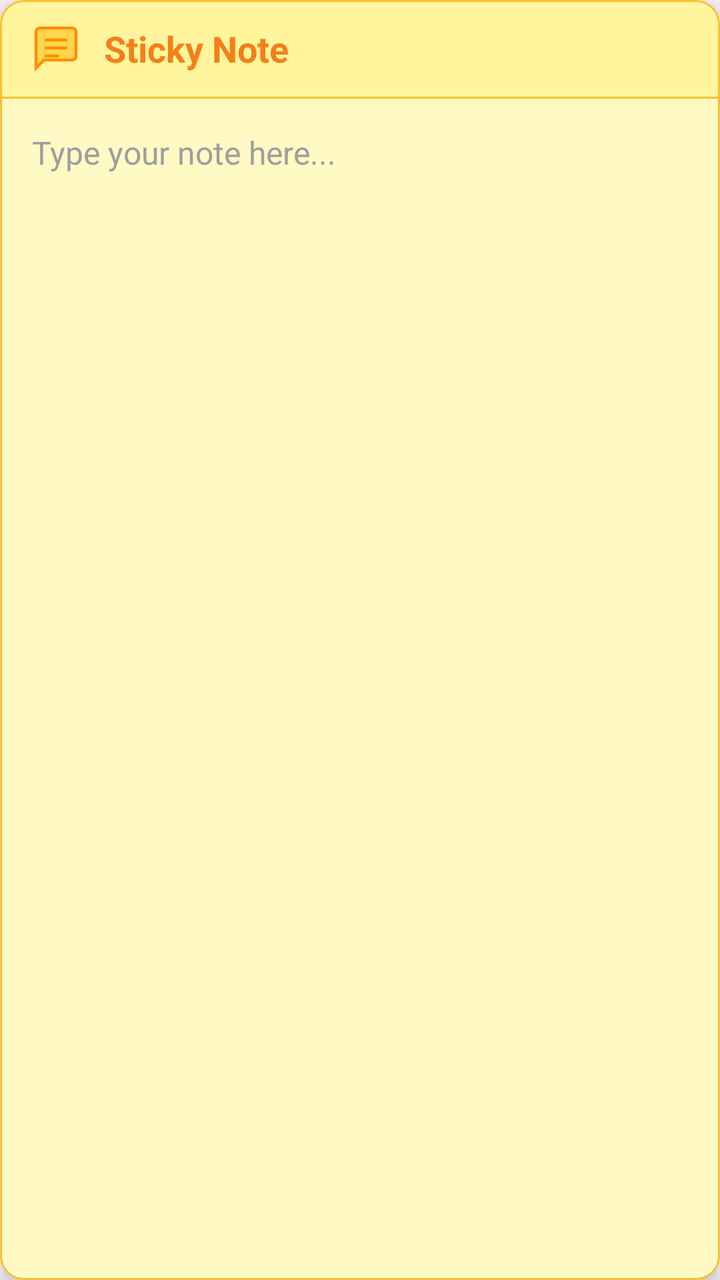
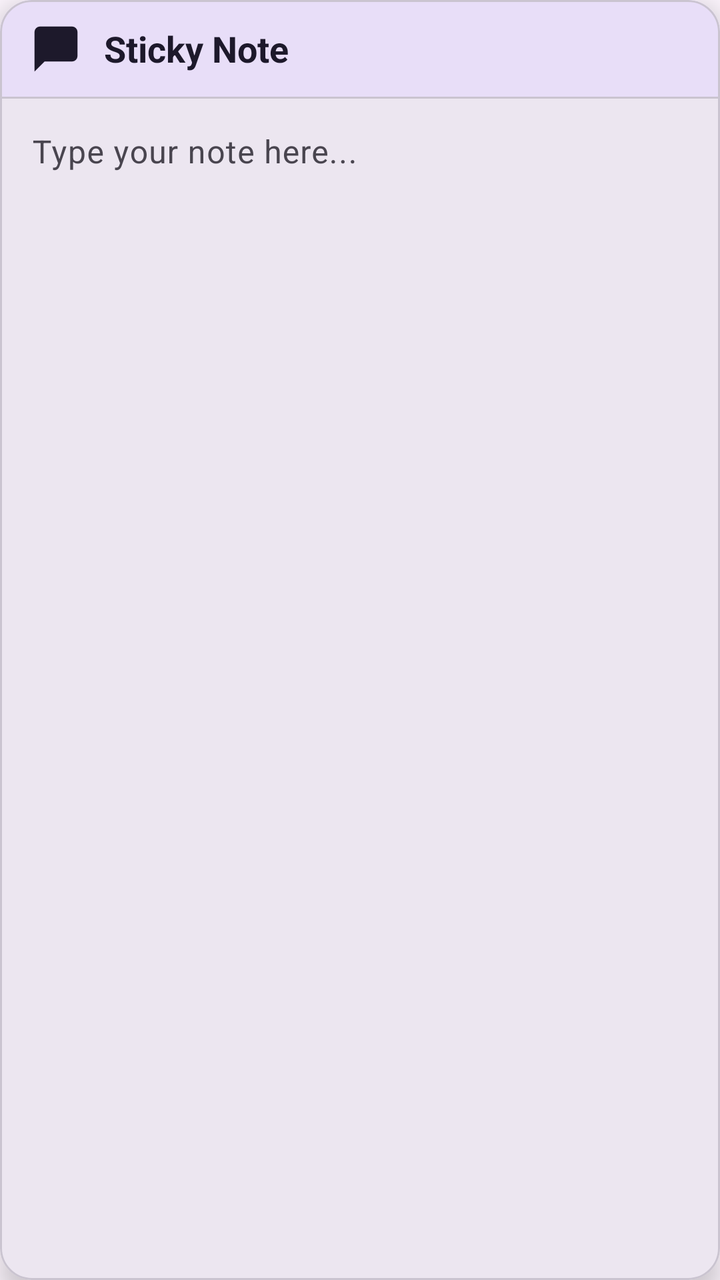

Compare the two renders of this Android layout. The source of the first and the diff that turns it into the second are given below.
<!-- AndroidManifest.xml: application theme Theme.Pdfedi -->
<!-- res/layout/dialog_comment.xml -->
<?xml version="1.0" encoding="utf-8"?>
<com.google.android.material.card.MaterialCardView xmlns:android="http://schemas.android.com/apk/res/android"
    xmlns:app="http://schemas.android.com/apk/res-auto"
    android:layout_width="match_parent"
    android:layout_height="wrap_content"
    android:layout_margin="16dp"
    app:cardBackgroundColor="#FFF9C4"
    app:cardCornerRadius="12dp"
    app:cardElevation="8dp"
    app:strokeColor="#FBC02D"
    app:strokeWidth="1dp">

    <LinearLayout
        android:layout_width="match_parent"
        android:layout_height="wrap_content"
        android:orientation="vertical">

        <LinearLayout
            android:layout_width="match_parent"
            android:layout_height="wrap_content"
            android:background="#FFF59D"
            android:gravity="center_vertical"
            android:paddingHorizontal="16dp"
            android:paddingVertical="12dp">

            <ImageView
                android:layout_width="24dp"
                android:layout_height="24dp"
                android:src="@drawable/ic_comment" />

            <TextView
                android:id="@+id/tvDialogTitle"
                android:layout_width="0dp"
                android:layout_height="wrap_content"
                android:layout_marginStart="12dp"
                android:layout_weight="1"
                android:text="Sticky Note"
                android:textColor="#F57F17"
                android:textSize="18sp"
                android:textStyle="bold" />
        </LinearLayout>

        <View
            android:layout_width="match_parent"
            android:layout_height="1dp"
            android:background="#FBC02D" />

        <EditText
            android:id="@+id/etCommentInput"
            android:layout_width="match_parent"
            android:layout_height="wrap_content"
            android:background="@null"
            android:gravity="top|start"
            android:hint="Type your note here..."
            android:minLines="5"
            android:padding="16dp"
            android:textColor="#212121"
            android:textColorHint="#9E9E9E"
            android:textSize="16sp" />

        <TextView
            android:id="@+id/tvCommentRead"
            android:layout_width="match_parent"
            android:layout_height="wrap_content"
            android:layout_marginBottom="8dp"
            android:gravity="top|start"
            android:minLines="3"
            android:padding="16dp"
            android:scrollbars="vertical"
            android:textColor="#212121"
            android:textSize="16sp"
            android:visibility="gone" />

    </LinearLayout>

</com.google.android.material.card.MaterialCardView>
<!-- resources referenced by this layout -->
<resources>
  <!-- drawable ic_comment (drawable) -->
  <vector xmlns:android="http://schemas.android.com/apk/res/android"
      android:width="32dp"
      android:height="32dp"
      android:viewportWidth="24"
      android:viewportHeight="24">
      <path
          android:fillColor="#FFD54F"
          android:pathData="M20,2H4C2.9,2 2,2.9 2,4v18l4,-4h14c1.1,0 2,-0.9 2,-2V4C22,2.9 21.1,2 20,2z"/>
      <path
          android:strokeColor="#FF8F00"
          android:strokeWidth="1.5"
          android:pathData="M20,2H4C2.9,2 2,2.9 2,4v18l4,-4h14c1.1,0 2,-0.9 2,-2V4C22,2.9 21.1,2 20,2z"/>
      <path
          android:strokeColor="#FF8F00"
          android:strokeWidth="1.5"
          android:strokeLineCap="round"
          android:pathData="M7,8h10 M7,12h10 M7,16h6"/>
  </vector>
  <style name="Theme.Pdfedi" parent="Base.Theme.Pdfedi" />
  <style name="Base.Theme.Pdfedi" parent="Theme.Material3.DayNight.NoActionBar">
          
          
      </style>
</resources>

<!-- the commit's change to res/layout/dialog_comment.xml (unified diff, before → after) -->
@@ -4,10 +4,10 @@
     android:layout_width="match_parent"
     android:layout_height="wrap_content"
     android:layout_margin="16dp"
-    app:cardBackgroundColor="#FFF9C4"
-    app:cardCornerRadius="12dp"
+    app:cardBackgroundColor="?attr/colorSurfaceContainerHigh"
+    app:cardCornerRadius="16dp"
     app:cardElevation="8dp"
-    app:strokeColor="#FBC02D"
+    app:strokeColor="?attr/colorOutlineVariant"
     app:strokeWidth="1dp">
 
     <LinearLayout
@@ -18,7 +18,7 @@
         <LinearLayout
             android:layout_width="match_parent"
             android:layout_height="wrap_content"
-            android:background="#FFF59D"
+            android:background="?attr/colorSecondaryContainer"
             android:gravity="center_vertical"
             android:paddingHorizontal="16dp"
             android:paddingVertical="12dp">
@@ -26,7 +26,8 @@
             <ImageView
                 android:layout_width="24dp"
                 android:layout_height="24dp"
-                android:src="@drawable/ic_comment" />
+                android:src="@drawable/ic_comment"
+                app:tint="?attr/colorOnSecondaryContainer" />
 
             <TextView
                 android:id="@+id/tvDialogTitle"
@@ -35,7 +36,7 @@
                 android:layout_marginStart="12dp"
                 android:layout_weight="1"
                 android:text="Sticky Note"
-                android:textColor="#F57F17"
+                android:textColor="?attr/colorOnSecondaryContainer"
                 android:textSize="18sp"
                 android:textStyle="bold" />
         </LinearLayout>
@@ -43,20 +44,31 @@
         <View
             android:layout_width="match_parent"
             android:layout_height="1dp"
-            android:background="#FBC02D" />
+            android:background="?attr/colorOutlineVariant" />
 
-        <EditText
-            android:id="@+id/etCommentInput"
+        
+        <com.google.android.material.textfield.TextInputLayout
+            android:id="@+id/tilCommentInput"
             android:layout_width="match_parent"
             android:layout_height="wrap_content"
-            android:background="@null"
-            android:gravity="top|start"
+            android:layout_marginHorizontal="16dp"
+            android:layout_marginVertical="12dp"
             android:hint="Type your note here..."
-            android:minLines="5"
-            android:padding="16dp"
-            android:textColor="#212121"
-            android:textColorHint="#9E9E9E"
-            android:textSize="16sp" />
+            app:boxBackgroundColor="@android:color/transparent"
+            app:boxStrokeWidth="0dp"
+            app:boxStrokeWidthFocused="0dp">
+
+            <com.google.android.material.textfield.TextInputEditText
+                android:id="@+id/etCommentInput"
+                android:layout_width="match_parent"
+                android:layout_height="wrap_content"
+                android:gravity="top|start"
+                android:minLines="5"
+                android:padding="0dp"
+                android:textColor="?attr/colorOnSurface"
+                android:textSize="16sp" />
+
+        </com.google.android.material.textfield.TextInputLayout>
 
         <TextView
             android:id="@+id/tvCommentRead"
@@ -67,7 +79,7 @@
             android:minLines="3"
             android:padding="16dp"
             android:scrollbars="vertical"
-            android:textColor="#212121"
+            android:textColor="?attr/colorOnSurface"
             android:textSize="16sp"
             android:visibility="gone" />
 
